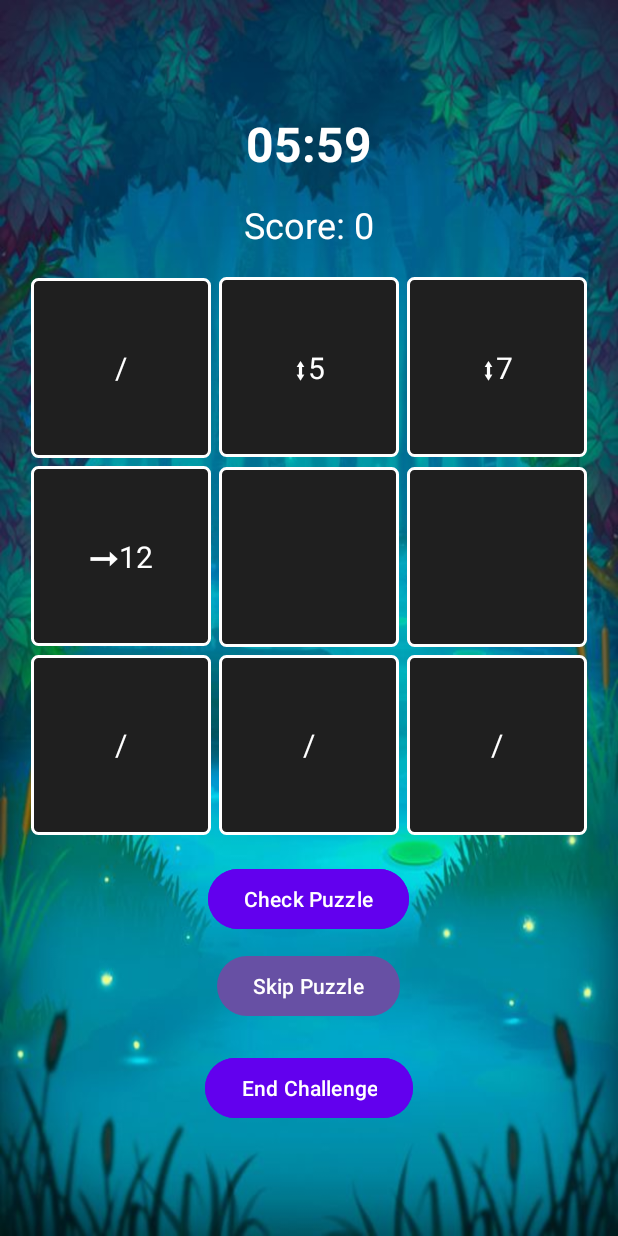
After one commit to tdr8012/Kakuro_Game_Application, an Android app: the GameChallengeActivity screen opened directly, with no data from a screen before it, on a phone screen of 412 x 824 dp. The commit adds this screen. Run offline under Robolectric (Android 15) with nearby library versions, the phone set to English and light mode, and no system bars; our stand-ins replace Firebase (no records; nobody signed in at launch, a user with empty details on screens opened directly).

Commit message:
fix spelling

```diff
--- /dev/null
+++ b/app/src/main/java/com/example/kakurogamelatestversion/Game/ChallengeTemplate.java
@@ -0,0 +1,91 @@
+package com.example.kakurogamelatestversion.Game;
+
+import java.util.ArrayList;
+import java.util.Arrays;
+import java.util.List;
+
+public class ChallengeTemplate {
+
+    public static List<String[][]> getTemplates() {
+        List<String[][]> templates = new ArrayList<>();
+
+        templates.add(new String[][]{
+                {"/", "⬍5", "⬍7"},
+                {"➞12", "", ""},
+                {"/", "/", "/"}
+        });
+
+        templates.add(new String[][]{
+                {"/", "⬍4", "⬍8"},
+                {"➞12", "", ""},
+                {"➞6", "", ""}
+        });
+
+        templates.add(new String[][]{
+                {"/", "⬍10", "⬍3"},
+                {"➞13", "", ""},
+                {"➞0", "", ""}
+        });
+
+        templates.add(new String[][]{
+                {"/", "⬍9", "⬍6"},
+                {"➞15", "", ""},
+                {"➞0", "", ""}
+        });
+
+        templates.add(new String[][]{
+                {"/", "⬍6", "⬍5"},
+                {"➞11", "", ""},
+                {"➞0", "", ""}
+        });
+
+        templates.add(new String[][]{
+                {"/", "⬍4", "⬍6"},
+                {"➞10", "", ""},
+                {"➞0", "", ""}
+        });
+
+        templates.add(new String[][]{
+                {"/", "⬍7", "⬍5"},
+                {"➞12", "", ""},
+                {"➞0", "", ""}
+        });
+
+        templates.add(new String[][]{
+                {"/", "⬍6", "⬍6"},
+                {"➞12", "", ""},
+                {"➞0", "", ""}
+        });
+
+        templates.add(new String[][]{
+                {"/", "⬍3", "⬍7"},
+                {"➞10", "", ""},
+                {"➞0", "", ""}
+        });
+
+        templates.add(new String[][]{
+                {"/", "⬍8", "⬍2"},
+                {"➞10", "", ""},
+                {"➞0", "", ""}
+        });
+
+        return templates;
+    }
+
+    public static List<List<Integer>> getSolutions() {
+        List<List<Integer>> solutions = new ArrayList<>();
+
+        solutions.add(Arrays.asList(0, 0, 0, 5, 7, 0, 0, 0, 0));
+        solutions.add(Arrays.asList(0, 0, 0, 4, 8, 0, 2, 4, 0));
+        solutions.add(Arrays.asList(0, 0, 0, 10, 3, 0, 0, 0, 0));
+        solutions.add(Arrays.asList(0, 0, 0, 9, 6, 0, 0, 0, 0));
+        solutions.add(Arrays.asList(0, 0, 0, 6, 5, 0, 0, 0, 0));
+        solutions.add(Arrays.asList(0, 0, 0, 4, 6, 0, 0, 0, 0));
+        solutions.add(Arrays.asList(0, 0, 0, 7, 5, 0, 0, 0, 0));
+        solutions.add(Arrays.asList(0, 0, 0, 6, 6, 0, 0, 0, 0));
+        solutions.add(Arrays.asList(0, 0, 0, 3, 7, 0, 0, 0, 0));
+        solutions.add(Arrays.asList(0, 0, 0, 8, 2, 0, 0, 0, 0));
+
+        return solutions;
+    }
+}
--- a/app/src/main/java/com/example/kakurogamelatestversion/Player/GameActivity.java
+++ /dev/null
@@ -1,4 +0,0 @@
-package com.example.kakurogamelatestversion.Player;
-
-public class GameActivity {
-}
--- /dev/null
+++ b/app/src/main/java/com/example/kakurogamelatestversion/Player/GameChallengeActivity.java
@@ -0,0 +1,226 @@
+package com.example.kakurogamelatestversion.Player;
+
+import android.content.Intent;
+import android.graphics.Color;
+import android.os.Bundle;
+import android.os.CountDownTimer;
+import android.view.Gravity;
+import android.view.View;
+import android.widget.Button;
+import android.widget.EditText;
+import android.widget.GridLayout;
+import android.widget.TextView;
+import android.widget.Toast;
+
+import androidx.appcompat.app.AppCompatActivity;
+
+import com.example.kakurogamelatestversion.Game.ChallengeTemplate;
+import com.example.kakurogamelatestversion.Game.Template;
+import com.example.kakurogamelatestversion.R;
+import com.google.firebase.auth.FirebaseAuth;
+import com.google.firebase.firestore.FirebaseFirestore;
+
+import java.util.ArrayList;
+import java.util.List;
+
+public class GameChallengeActivity extends AppCompatActivity {
+
+    private TextView timerTextView, scoreTextView;
+    private GridLayout gridContainer;
+    private Button checkBtn, endBtn;
+
+    private CountDownTimer challengeTimer;
+    private int score = 0;
+    private long timeLeft = 6 * 60 * 1000;
+
+    private List<String[][]> templateGrids;
+    private List<List<Integer>> templateSolutions;
+    private int currentTemplateIndex = -1;
+
+    private final int SIZE = 3;
+    private Template currentTemplate;
+
+    private FirebaseAuth mAuth;
+    private FirebaseFirestore db;
+
+    private List<EditText> editableCells = new ArrayList<>();
+
+    @Override
+    protected void onCreate(Bundle savedInstanceState) {
+        super.onCreate(savedInstanceState);
+        setContentView(R.layout.activity_game_challenge);
+
+        timerTextView = findViewById(R.id.timerTextView);
+        scoreTextView = findViewById(R.id.scoreTextView);
+        gridContainer = findViewById(R.id.gridContainer);
+        checkBtn = findViewById(R.id.completeButton);
+        endBtn = findViewById(R.id.endButton);
+
+        mAuth = FirebaseAuth.getInstance();
+        db = FirebaseFirestore.getInstance();
+
+        startChallengeMode();
+
+        Button skipBtn = findViewById(R.id.skipButton);
+        skipBtn.setOnClickListener(v -> loadTemplate());
+
+
+        checkBtn.setOnClickListener(v -> checkChallengeCompletion());
+        endBtn.setOnClickListener(v -> endChallengeMode());
+    }
+
+    private void startChallengeMode() {
+        currentTemplate = new Template();
+        currentTemplate.cellStates = new ArrayList<>();
+
+        templateGrids = ChallengeTemplate.getTemplates();
+        templateSolutions = ChallengeTemplate.getSolutions();
+
+        startTimer();
+        loadTemplate();
+    }
+
+    private void startTimer() {
+        challengeTimer = new CountDownTimer(timeLeft, 1000) {
+            public void onTick(long millisUntilFinished) {
+                timeLeft = millisUntilFinished;
+                int min = (int) (millisUntilFinished / 60000);
+                int sec = (int) ((millisUntilFinished % 60000) / 1000);
+                timerTextView.setText(String.format("%02d:%02d", min, sec));
+            }
+
+            public void onFinish() {
+                endChallengeMode();
+            }
+        }.start();
+    }
+
+    private void loadTemplate() {
+        editableCells.clear();
+        gridContainer.removeAllViews();
+        gridContainer.setColumnCount(SIZE);
+        gridContainer.setRowCount(SIZE);
+
+        currentTemplateIndex = (currentTemplateIndex + 1) % templateGrids.size();
+
+        // Set grid
+        currentTemplate.grid = new ArrayList<>();
+        for (String[] row : templateGrids.get(currentTemplateIndex)) {
+            currentTemplate.grid.add(List.of(row));
+        }
+
+        // Set solution
+        currentTemplate.solution = new ArrayList<>();
+        List<Integer> flat = templateSolutions.get(currentTemplateIndex);
+        for (int i = 0; i < SIZE; i++) {
+            currentTemplate.solution.add(flat.subList(i * SIZE, (i + 1) * SIZE));
+        }
+
+        // Render
+        for (int row = 0; row < SIZE; row++) {
+            for (int col = 0; col < SIZE; col++) {
+                String cell = currentTemplate.grid.get(row).get(col);
+
+                if (cell.equals("")) {
+                    EditText input = new EditText(this);
+                    input.setTextColor(Color.WHITE);
+                    input.setGravity(Gravity.CENTER);
+                    input.setTextSize(20);
+                    input.setBackgroundResource(R.drawable.cell_border);
+
+                    GridLayout.LayoutParams params = new GridLayout.LayoutParams();
+                    params.width = 180;
+                    params.height = 180;
+                    params.setMargins(4, 4, 4, 4);
+                    input.setLayoutParams(params);
+
+                    editableCells.add(input);
+                    gridContainer.addView(input);
+                } else {
+                    TextView cellView = new TextView(this);
+                    cellView.setText(cell);
+                    cellView.setTextColor(Color.WHITE);
+                    cellView.setGravity(Gravity.CENTER);
+                    cellView.setTextSize(20);
+                    cellView.setBackgroundResource(R.drawable.cell_border);
+
+                    GridLayout.LayoutParams params = new GridLayout.LayoutParams();
+                    params.width = 180;
+                    params.height = 180;
+                    params.setMargins(4, 4, 4, 4);
+                    cellView.setLayoutParams(params);
+
+                    gridContainer.addView(cellView);
+                }
+            }
+        }
+    }
+
+    private void checkChallengeCompletion() {
+        List<Integer> flatSolution = flattenSolution();
+        boolean correct = true;
+
+        int flatIndex = 0;
+        int editableIndex = 0;
+
+        for (int row = 0; row < SIZE; row++) {
+            for (int col = 0; col < SIZE; col++) {
+                String cell = currentTemplate.grid.get(row).get(col);
+
+                if (cell.equals("")) {
+                    EditText input = editableCells.get(editableIndex++);
+                    String val = input.getText().toString().trim();
+                    int entered = val.isEmpty() ? 0 : Integer.parseInt(val);
+                    int expected = flatSolution.get(flatIndex);
+
+                    if (entered != expected) {
+                        correct = false;
+                        break;
+                    }
+
+                    flatIndex++;
+                } else {
+                    flatIndex++;
+                }
+            }
+        }
+
+        if (correct) {
+            Toast.makeText(this, "✅ Correct!", Toast.LENGTH_SHORT).show();
+            updateChallengeScore();
+            loadTemplate();
+        } else {
+            Toast.makeText(this, "❌ Try again.", Toast.LENGTH_SHORT).show();
+        }
+    }
+
+
+    private List<Integer> flattenSolution() {
+        List<Integer> flat = new ArrayList<>();
+        for (List<Integer> row : currentTemplate.solution) {
+            flat.addAll(row);
+        }
+        return flat;
+    }
+
+    private void updateChallengeScore() {
+        score++;
+        scoreTextView.setText("Score: " + score);
+    }
+
+    private void endChallengeMode() {
+        if (challengeTimer != null) challengeTimer.cancel();
+
+        String uid = mAuth.getCurrentUser() != null ? mAuth.getCurrentUser().getUid() : null;
+        if (uid != null) {
+            db.collection("Player").document(uid)
+                    .update("challengeScore", score)
+                    .addOnSuccessListener(aVoid -> {})
+                    .addOnFailureListener(e -> {});
+        }
+
+        Toast.makeText(this, "Challenge over! Final Score: " + score, Toast.LENGTH_LONG).show();
+        startActivity(new Intent(this, PlayerDashboardActivity.class));
+        finish();
+    }
+}
--- /dev/null
+++ b/app/src/main/res/layout/activity_challenge_template.xml
@@ -0,0 +1,6 @@
+<?xml version="1.0" encoding="utf-8"?>
+<androidx.constraintlayout.widget.ConstraintLayout xmlns:android="http://schemas.android.com/apk/res/android"
+             android:layout_width="match_parent"
+             android:layout_height="match_parent">
+
+</androidx.constraintlayout.widget.ConstraintLayout>
--- /dev/null
+++ b/app/src/main/res/layout/activity_game_challenge.xml
@@ -0,0 +1,60 @@
+<?xml version="1.0" encoding="utf-8"?>
+<LinearLayout xmlns:android="http://schemas.android.com/apk/res/android"
+    android:layout_width="match_parent"
+    android:layout_height="match_parent"
+    android:orientation="vertical"
+    android:gravity="center"
+    android:padding="16dp"
+    android:background="@drawable/intro_background">
+
+    <TextView
+        android:id="@+id/timerTextView"
+        android:layout_width="wrap_content"
+        android:layout_height="wrap_content"
+        android:text="06:00"
+        android:textSize="32sp"
+        android:textStyle="bold"
+        android:textColor="@android:color/white"
+        android:layout_marginBottom="16dp" />
+
+    <TextView
+        android:id="@+id/scoreTextView"
+        android:layout_width="wrap_content"
+        android:layout_height="wrap_content"
+        android:text="Score: 0"
+        android:textSize="24sp"
+        android:textColor="@android:color/white"
+        android:layout_marginBottom="16dp" />
+
+    <GridLayout
+        android:id="@+id/gridContainer"
+        android:layout_width="wrap_content"
+        android:layout_height="wrap_content"
+        android:layout_marginBottom="16dp" />
+
+    <Button
+        android:id="@+id/completeButton"
+        android:layout_width="wrap_content"
+        android:layout_height="wrap_content"
+        android:text="Check Puzzle"
+        android:textColor="@android:color/white"
+        android:backgroundTint="#6200EE" />
+
+    <Button
+        android:id="@+id/skipButton"
+        android:layout_width="wrap_content"
+        android:layout_height="wrap_content"
+        android:text="Skip Puzzle"
+        android:layout_marginTop="10dp" />
+
+
+    <Button
+        android:id="@+id/endButton"
+        android:layout_width="wrap_content"
+        android:layout_height="wrap_content"
+        android:text="End Challenge"
+        android:textColor="@android:color/white"
+        android:backgroundTint="#6200EE"
+        android:layout_marginTop="20dp" />
+
+</LinearLayout>
```
Also changed, not shown: app/src/main/AndroidManifest.xml (+15 -33 lines), app/src/main/java/com/example/kakurogamelatestversion/Player/PlayerDashboardActivity.java (+5 -4 lines), app/src/main/java/com/example/kakurogamelatestversion/Player/ProfileActivity.java (+14 -16 lines), app/src/main/java/com/example/kakurogamelatestversion/Player/ScoreboardActivity.java (+11 -3 lines), app/src/main/java/com/example/kakurogamelatestversion/Utils/LoginActivity.java (+12 -4 lines), app/src/main/res/layout/activity_add_game_template.xml (deleted, +0 -61 lines).
